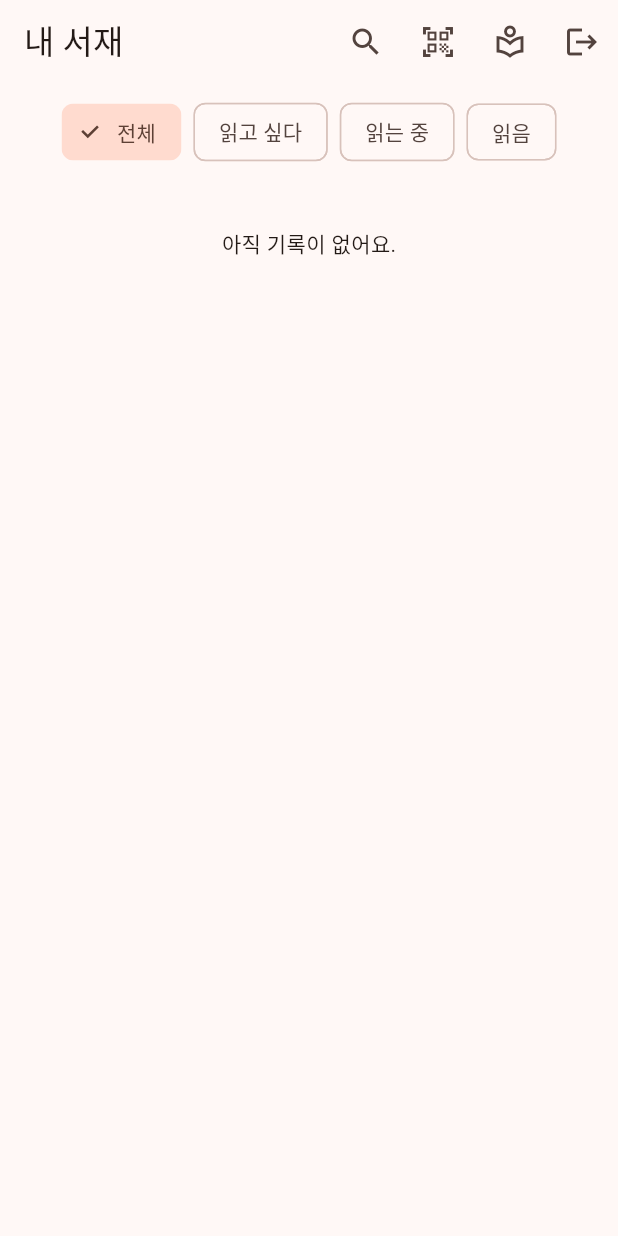
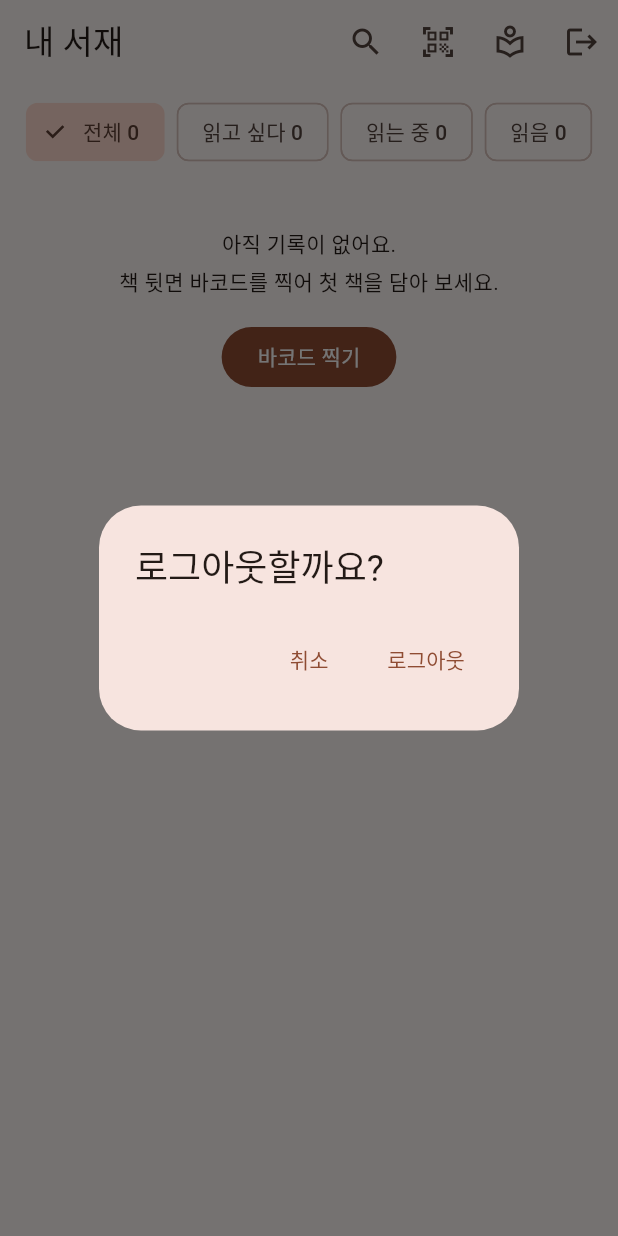
Before and after one commit to jheehg/book-shelf, a Flutter app: the ShelfScreen screen opened by its route, after a tap on the "logout" icon, on a phone screen of 412 x 824 dp. Run offline on Flutter 3.47's test engine with Material 3 defaults, Android fonts, the light colour scheme and no system bars; our stand-ins replace dio, flutter_riverpod, flutter_secure_storage, go_router; missing offline and left inert: mobile_scanner; accounts and stored records are empty.

Commit message:
feat(app): 서재 첫 안내, 저자와 권수 표시, 로그아웃 확인

```diff
--- a/app/lib/shelf/shelf_screen.dart
+++ b/app/lib/shelf/shelf_screen.dart
@@ -17,9 +17,30 @@ class ShelfScreen extends ConsumerStatefulWidget {
 class _ShelfScreenState extends ConsumerState<ShelfScreen> {
   ReadingStatus? _filter;
 
+  Future<void> _confirmLogout() async {
+    final confirmed = await showDialog<bool>(
+      context: context,
+      builder: (context) => AlertDialog(
+        title: const Text('로그아웃할까요?'),
+        actions: [
+          TextButton(
+            onPressed: () => Navigator.pop(context, false),
+            child: const Text('취소'),
+          ),
+          TextButton(
+            onPressed: () => Navigator.pop(context, true),
+            child: const Text('로그아웃'),
+          ),
+        ],
+      ),
+    );
+    if (confirmed == true) await ref.read(authProvider.notifier).logout();
+  }
+
   @override
   Widget build(BuildContext context) {
     final records = ref.watch(recordsProvider);
+    final loaded = records.value;
     return Scaffold(
       appBar: AppBar(
         title: const Text('내 서재'),
@@ -43,15 +64,16 @@ class _ShelfScreenState extends ConsumerState<ShelfScreen> {
             key: const Key('logout'),
             tooltip: '로그아웃',
             icon: const Icon(Icons.logout),
-            onPressed: () => ref.read(authProvider.notifier).logout(),
+            onPressed: _confirmLogout,
           ),
         ],
       ),
       body: Column(
         children: [
-          Padding(
+          SingleChildScrollView(
+            scrollDirection: Axis.horizontal,
             padding: const EdgeInsets.symmetric(horizontal: 12, vertical: 8),
-            child: Wrap(
+            child: Row(
               spacing: 8,
               children: [
                 for (final filter in <ReadingStatus?>[
@@ -59,7 +81,15 @@ class _ShelfScreenState extends ConsumerState<ShelfScreen> {
                   ...ReadingStatus.values,
                 ])
                   ChoiceChip(
-                    label: Text(filter?.label ?? '전체'),
+                    label: Text(
+                      [
+                        filter?.label ?? '전체',
+                        if (loaded != null)
+                          filter == null
+                              ? loaded.length
+                              : loaded.where((r) => r.status == filter).length,
+                      ].join(' '),
+                    ),
                     selected: _filter == filter,
                     onSelected: (_) => setState(() => _filter = filter),
                   ),
@@ -85,7 +115,6 @@ class _ShelfScreenState extends ConsumerState<ShelfScreen> {
                 final shown = _filter == null
                     ? all
                     : all.where((r) => r.status == _filter).toList();
-                final message = all.isEmpty ? '아직 기록이 없어요.' : '이 상태의 기록이 없어요.';
                 return RefreshIndicator(
                   onRefresh: () => ref.refresh(recordsProvider.future),
                   child: ListView.builder(
@@ -94,7 +123,9 @@ class _ShelfScreenState extends ConsumerState<ShelfScreen> {
                     itemBuilder: (_, i) => shown.isEmpty
                         ? Padding(
                             padding: const EdgeInsets.all(32),
-                            child: Center(child: Text(message)),
+                            child: all.isEmpty
+                                ? const _FirstBookGuide()
+                                : const Center(child: Text('이 상태의 기록이 없어요.')),
                           )
                         : _RecordTile(shown[i]),
                   ),
@@ -108,6 +139,24 @@ class _ShelfScreenState extends ConsumerState<ShelfScreen> {
   }
 }
 
+class _FirstBookGuide extends StatelessWidget {
+  const _FirstBookGuide();
+
+  @override
+  Widget build(BuildContext context) => Column(
+    children: [
+      const Text('아직 기록이 없어요.'),
+      const SizedBox(height: 4),
+      const Text('책 뒷면 바코드를 찍어 첫 책을 담아 보세요.'),
+      const SizedBox(height: 16),
+      FilledButton(
+        onPressed: () => context.push('/scan'),
+        child: const Text('바코드 찍기'),
+      ),
+    ],
+  );
+}
+
 class _RecordTile extends StatelessWidget {
   const _RecordTile(this.record);
 
@@ -115,11 +164,15 @@ class _RecordTile extends StatelessWidget {
 
   @override
   Widget build(BuildContext context) {
-    final rating = record.rating == null ? '' : ' · ${'★' * record.rating!}';
+    final subtitle = [
+      record.book?.author,
+      record.status.label,
+      if (record.rating != null) '★' * record.rating!,
+    ].whereType<String>().join(' · ');
     return ListTile(
       leading: Cover(url: record.book?.coverUrl, isbn: record.isbn13),
       title: Text(record.book?.title ?? 'ISBN ${record.isbn13}'),
-      subtitle: Text('${record.status.label}$rating'),
+      subtitle: Text(subtitle),
       onTap: () => context.push('/record/${record.id}'),
     );
   }
```
Also changed, not shown: 1 other file.
